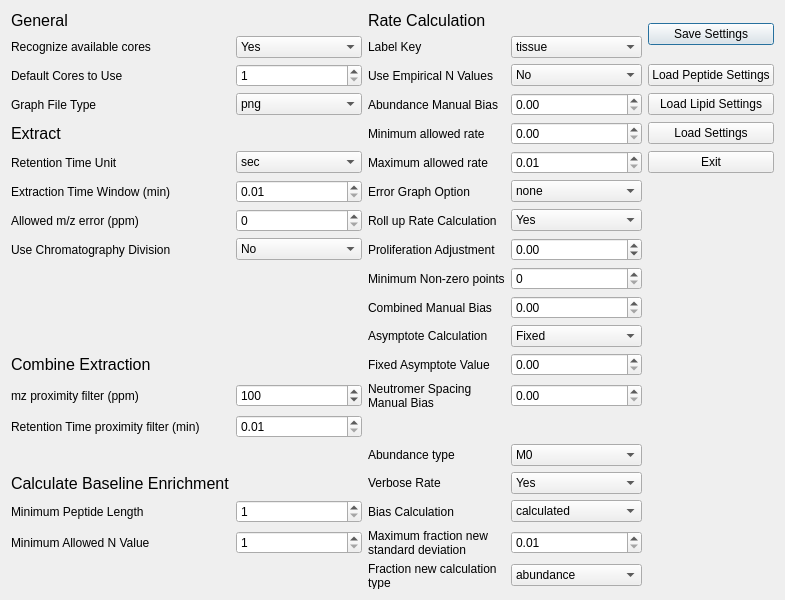
The window that ui_files/Settings_Menu.ui (JC-Price/DeuteRater) describes before a commit, drawn with Qt 5.
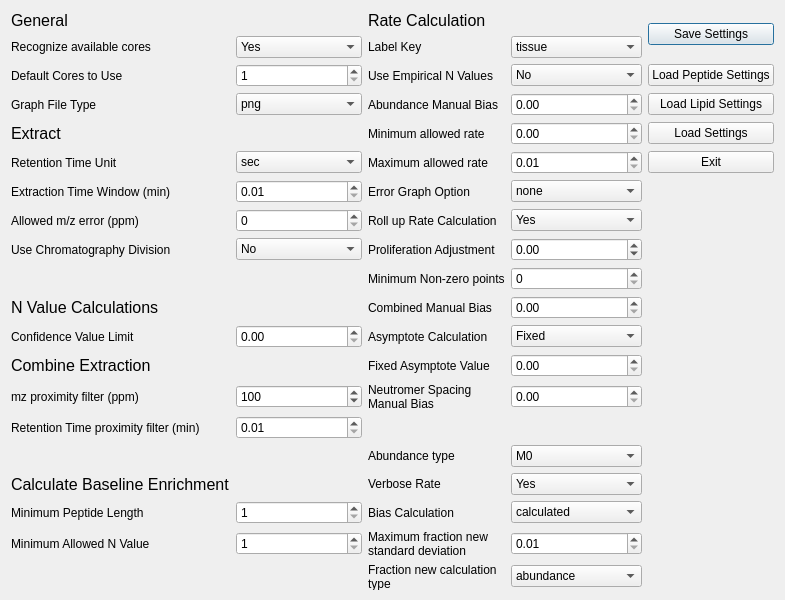
The same window after the commit.

Commit message: Fixed n_value calculations, started adding n_value cv filter

```diff
--- a/ui_files/Settings_Menu.ui
+++ b/ui_files/Settings_Menu.ui
@@ -595,6 +595,44 @@
      </property>
     </widget>
    </item>
+   <item row="10" column="0">
+    <widget class="QLabel" name="label_11">
+     <property name="sizePolicy">
+      <sizepolicy hsizetype="Preferred" vsizetype="Minimum">
+       <horstretch>0</horstretch>
+       <verstretch>0</verstretch>
+      </sizepolicy>
+     </property>
+     <property name="font">
+      <font>
+       <pointsize>12</pointsize>
+      </font>
+     </property>
+     <property name="text">
+      <string>N Value Calculations</string>
+     </property>
+    </widget>
+   </item>
+   <item row="11" column="0">
+    <widget class="QLabel" name="label_13">
+     <property name="text">
+      <string>Confidence Value Limit</string>
+     </property>
+    </widget>
+   </item>
+   <item row="11" column="1">
+    <widget class="QDoubleSpinBox" name="n_value_cv_limit">
+     <property name="minimum">
+      <double>0.000000000000000</double>
+     </property>
+     <property name="maximum">
+      <double>1.000000000000000</double>
+     </property>
+     <property name="singleStep">
+      <double>0.010000000000000</double>
+     </property>
+    </widget>
+   </item>
    <item row="1" column="0">
     <widget class="QLabel" name="label_9">
      <property name="text">
```
Left out of the diff: 2 changed lines with no effect on the pictures. The commit also changes 7 other files.
